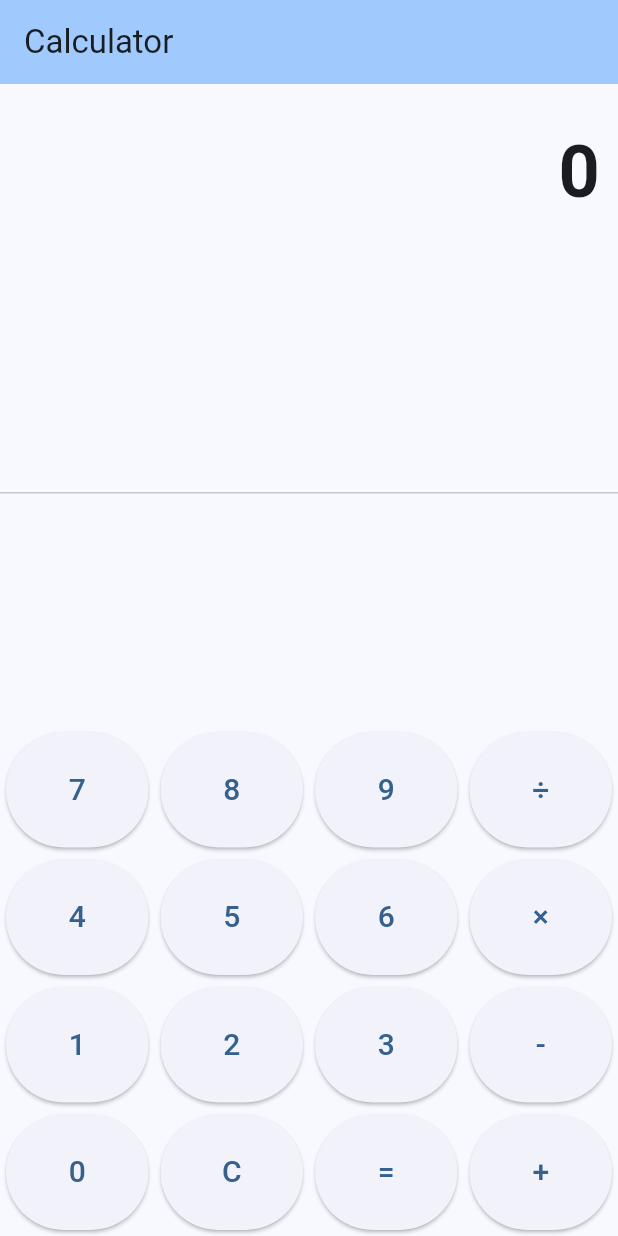
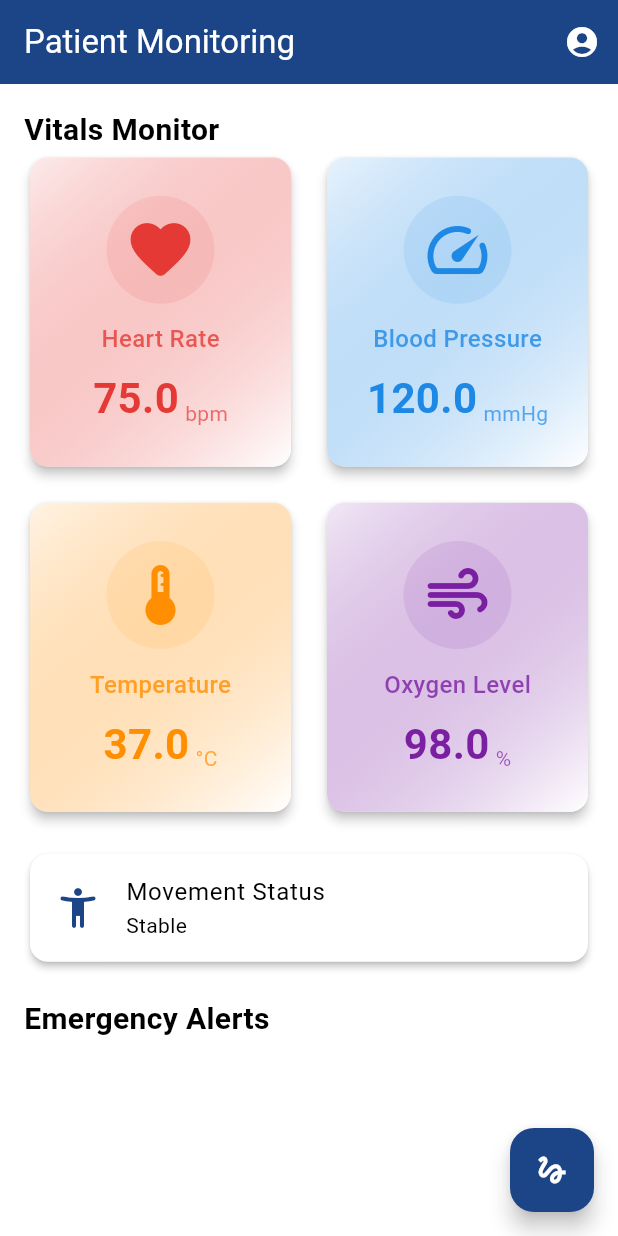
Before and after one commit to Benjaminkazam/paralysis_patientapp, a Flutter app: the screen it shows after launch, on a phone screen of 412 x 824 dp. Run offline on Flutter 3.47's test engine with Material 3 defaults, Android fonts, the phone set to English and light mode, and no system bars.

Commit message:
Add vital data model and implement home and interaction pages for patient monitoring

```diff
--- a/lib/main.dart
+++ b/lib/main.dart
@@ -1,4 +1,6 @@
 import 'package:flutter/material.dart';
+import 'screens/home_page.dart';
+import 'screens/interaction_page.dart';
 
 void main() {
   runApp(const MyApp());
@@ -10,152 +12,42 @@ class MyApp extends StatelessWidget {
   @override
   Widget build(BuildContext context) {
     return MaterialApp(
-      title: 'Calculator',
+      title: 'Paralysis Patient Application',
       theme: ThemeData(
-        colorScheme: ColorScheme.fromSeed(seedColor: Colors.blue),
+        colorScheme: ColorScheme.light(
+          primary: const Color(0xFF1C4587), // Deep medical blue
+          secondary: const Color(0xFF43A047), // Medical green
+          tertiary: const Color(0xFF3F51B5), // Accent blue
+          surface: Colors.white,
+          background: const Color(0xFFF5F5F7), // Light grey background
+          error: const Color(0xFFD32F2F), // Medical red
+        ),
+        appBarTheme: const AppBarTheme(
+          backgroundColor: Color(0xFF1C4587),
+          foregroundColor: Colors.white,
+        ),
+        cardTheme: CardTheme(
+          elevation: 2,
+          shape: RoundedRectangleBorder(
+            borderRadius: BorderRadius.circular(12),
+          ),
+        ),
+        elevatedButtonTheme: ElevatedButtonThemeData(
+          style: ElevatedButton.styleFrom(
+            backgroundColor: const Color(0xFF43A047),
+            foregroundColor: Colors.white,
+            shape: RoundedRectangleBorder(
+              borderRadius: BorderRadius.circular(8),
+            ),
+          ),
+        ),
         useMaterial3: true,
       ),
-      home: const Calculator(),
+      initialRoute: '/',
+      routes: {
+        '/': (context) => const HomePage(),
+        '/interaction': (context) => const InteractionPage(),
+      },
     );
   }
 }
-
-class Calculator extends StatefulWidget {
-  const Calculator({super.key});
-
-  @override
-  State<Calculator> createState() => _CalculatorState();
-}
-
-class _CalculatorState extends State<Calculator> {
-  String _output = "0";
-  String _input = "";
-  double num1 = 0;
-  String operand = "";
-
-  void buttonPressed(String buttonText) {
-    setState(() {
-      if (buttonText == "C") {
-        _output = "0";
-        _input = "";
-        num1 = 0;
-        operand = "";
-      } else if (buttonText == "+" || buttonText == "-" ||
-                 buttonText == "×" || buttonText == "÷") {
-        num1 = double.parse(_output);
-        operand = buttonText;
-        _input = "0";
-        _output = "0";
-      } else if (buttonText == "=") {
-        double num2 = double.parse(_output);
-        switch (operand) {
-          case "+":
-            _output = (num1 + num2).toString();
-            break;
-          case "-":
-            _output = (num1 - num2).toString();
-            break;
-          case "×":
-            _output = (num1 * num2).toString();
-            break;
-          case "÷":
-            _output = (num1 / num2).toString();
-            break;
-        }
-        _input = "";
-        operand = "";
-      } else {
-        if (_output == "0") {
-          _output = buttonText;
-        } else {
-          _output = _output + buttonText;
-        }
-      }
-    });
-  }
-
-  Widget buildButton(String buttonText) {
-    return Expanded(
-      child: Padding(
-        padding: const EdgeInsets.all(4.0),
-        child: ElevatedButton(
-          style: ElevatedButton.styleFrom(
-            padding: const EdgeInsets.all(24.0),
-          ),
-          onPressed: () => buttonPressed(buttonText),
-          child: Text(
-            buttonText,
-            style: const TextStyle(fontSize: 20.0),
-          ),
-        ),
-      ),
-    );
-  }
-
-  @override
-  Widget build(BuildContext context) {
-    return Scaffold(
-      appBar: AppBar(
-        title: const Text('Calculator'),
-        backgroundColor: Theme.of(context).colorScheme.inversePrimary,
-      ),
-      body: Column(
-        children: <Widget>[
-          Container(
-            alignment: Alignment.centerRight,
-            padding: const EdgeInsets.symmetric(
-              vertical: 24.0,
-              horizontal: 12.0
-            ),
-            child: Text(
-              _output,
-              style: const TextStyle(
-                fontSize: 48.0,
-                fontWeight: FontWeight.bold,
-              ),
-            ),
-          ),
-          Expanded(
-            child: Divider(),
-          ),
-          Column(
-            children: [
-              Row(
-                children: [
-                  buildButton("7"),
-                  buildButton("8"),
-                  buildButton("9"),
-                  buildButton("÷"),
-                ],
-              ),
-              Row(
-                children: [
-                  buildButton("4"),
-                  buildButton("5"),
-                  buildButton("6"),
-                  buildButton("×"),
-                ],
-              ),
-              Row(
-                children: [
-                  buildButton("1"),
-                  buildButton("2"),
-                  buildButton("3"),
-                  buildButton("-"),
-                ],
-              ),
-              Row(
-                children: [
-                  buildButton("0"),
-                  buildButton("C"),
-                  buildButton("="),
-                  buildButton("+"),
-                ],
-              ),
-            ],
-          ),
-        ],
-      ),
-    );
-  }
-}
--- /dev/null
+++ b/lib/models/vital_data.dart
@@ -0,0 +1,15 @@
+class VitalData {
+  final double heartRate;
+  final double bloodPressure;
+  final double temperature;
+  final double oxygenLevel; // Added back
+  final String movementStatus;
+
+  VitalData({
+    required this.heartRate,
+    required this.bloodPressure,
+    required this.temperature,
+    required this.oxygenLevel, // Added back
+    required this.movementStatus,
+  });
+}
--- /dev/null
+++ b/lib/screens/home_page.dart
@@ -0,0 +1,176 @@
+import 'package:flutter/material.dart';
+import '../models/vital_data.dart';
+
+class HomePage extends StatefulWidget {
+  const HomePage({super.key});
+
+  @override
+  State<HomePage> createState() => _HomePageState();
+}
+
+class _HomePageState extends State<HomePage> {
+  final VitalData _dummyData = VitalData(
+    heartRate: 75,
+    bloodPressure: 120,
+    temperature: 37,
+    oxygenLevel: 98,
+    movementStatus: "Stable",
+  );
+
+  Widget _buildVitalCard(
+      String title, String value, String unit, IconData icon, Color iconColor) {
+    return Card(
+      elevation: 3,
+      child: Container(
+        decoration: BoxDecoration(
+          gradient: LinearGradient(
+            begin: Alignment.topLeft,
+            end: Alignment.bottomRight,
+            colors: [
+              iconColor.withOpacity(0.1),
+              Colors.white,
+            ],
+          ),
+          borderRadius: BorderRadius.circular(12),
+        ),
+        padding: const EdgeInsets.all(16.0),
+        child: Column(
+          mainAxisAlignment: MainAxisAlignment.center,
+          children: [
+            Container(
+              padding: const EdgeInsets.all(12),
+              decoration: BoxDecoration(
+                color: iconColor.withOpacity(0.1),
+                borderRadius: BorderRadius.circular(50),
+              ),
+              child: Icon(
+                icon,
+                size: 48, // Increased icon size
+                color: iconColor,
+              ),
+            ),
+            const SizedBox(height: 12),
+            Text(
+              title,
+              style: TextStyle(
+                fontSize: 16,
+                color: iconColor.withOpacity(0.8),
+                fontWeight: FontWeight.w500,
+              ),
+            ),
+            const SizedBox(height: 8),
+            Row(
+              mainAxisAlignment: MainAxisAlignment.center,
+              crossAxisAlignment: CrossAxisAlignment.end,
+              children: [
+                Text(
+                  value,
+                  style: TextStyle(
+                    fontSize: 28, // Increased value size
+                    fontWeight: FontWeight.bold,
+                    color: iconColor,
+                  ),
+                ),
+                const SizedBox(width: 4),
+                Text(
+                  unit,
+                  style: TextStyle(
+                    fontSize: 14,
+                    color: iconColor.withOpacity(0.7),
+                  ),
+                ),
+              ],
+            ),
+          ],
+        ),
+      ),
+    );
+  }
+
+  @override
+  Widget build(BuildContext context) {
+    return Scaffold(
+      appBar: AppBar(
+        title: const Text('Patient Monitoring'),
+        actions: [
+          IconButton(
+            icon: const Icon(Icons.account_circle),
+            onPressed: () {},
+          ),
+        ],
+      ),
+      body: RefreshIndicator(
+        onRefresh: () async {
+          // Implement refresh logic
+        },
+        child: ListView(
+          padding: const EdgeInsets.all(16.0),
+          children: [
+            const Text('Vitals Monitor',
+                style: TextStyle(fontSize: 20, fontWeight: FontWeight.bold)),
+            GridView.count(
+              shrinkWrap: true,
+              physics: const NeverScrollableScrollPhysics(),
+              crossAxisCount: 2,
+              mainAxisSpacing: 16,
+              crossAxisSpacing: 16,
+              childAspectRatio: 0.85,
+              children: [
+                _buildVitalCard(
+                  'Heart Rate',
+                  _dummyData.heartRate.toString(),
+                  'bpm',
+                  Icons.favorite_rounded,
+                  const Color(0xFFE53935), // Deep red for heart rate
+                ),
+                _buildVitalCard(
+                  'Blood Pressure',
+                  _dummyData.bloodPressure.toString(),
+                  'mmHg',
+                  Icons.speed_rounded,
+                  const Color(0xFF1E88E5), // Medical blue for blood pressure
+                ),
+                _buildVitalCard(
+                  'Temperature',
+                  _dummyData.temperature.toString(),
+                  '°C',
+                  Icons.thermostat_rounded,
+                  const Color(0xFFFF8F00), // Warm orange for temperature
+                ),
+                _buildVitalCard(
+                  'Oxygen Level',
+                  _dummyData.oxygenLevel.toString(),
+                  '%',
+                  Icons.air_rounded,
+                  const Color(0xFF7B1FA2), // Deep purple for oxygen
+                ),
+              ],
+            ),
+            const SizedBox(height: 20),
+            Card(
+              child: ListTile(
+                leading: Icon(
+                  Icons.accessibility_new_rounded,
+                  size: 32,
+                  color: Theme.of(context).colorScheme.primary,
+                ),
+                title: const Text('Movement Status'),
+                subtitle: Text(_dummyData.movementStatus),
+              ),
+            ),
+            const SizedBox(height: 20),
+            const Text('Emergency Alerts',
+                style: TextStyle(fontSize: 20, fontWeight: FontWeight.bold)),
+            // Add emergency alerts list here
+          ],
+        ),
+      ),
+      floatingActionButton: FloatingActionButton(
+        onPressed: () {
+          Navigator.pushNamed(context, '/interaction');
+        },
+        child: const Icon(Icons.gesture),
+      ),
+    );
+  }
+}
```
Also changed, not shown: lib/screens/interaction_page.dart (added, +277 -0 lines).
